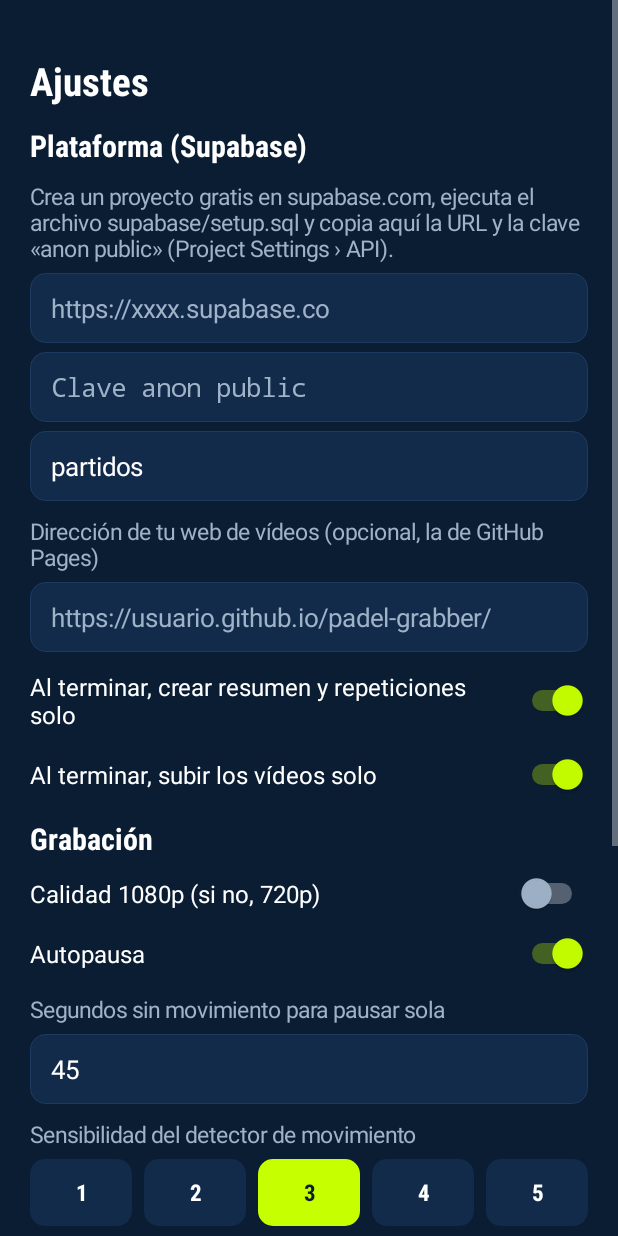
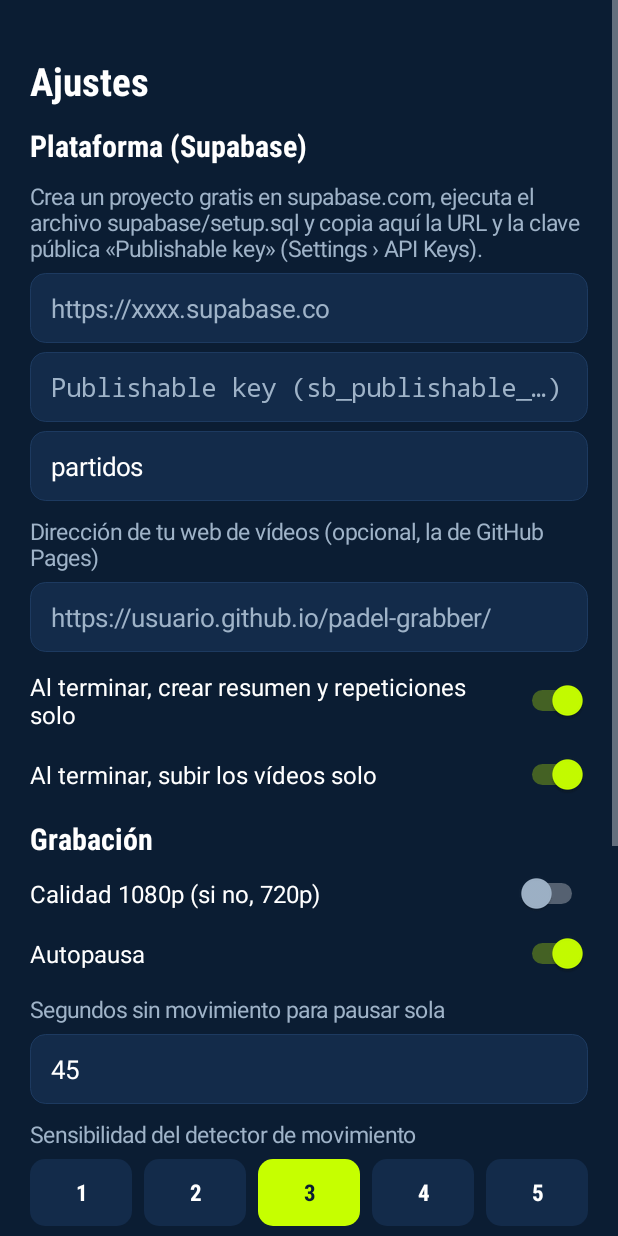
Before and after one commit to tonisanchezdela/padel-grabber, an Android app: the SettingsActivity screen opened directly, with no data from a screen before it, on a phone screen of 412 x 824 dp. Run offline under Robolectric (Android 15) with nearby library versions, the phone set to English and light mode, and no system bars.

Commit message:
Supabase: admitir las claves nuevas (Publishable key)
Co-Authored-By: Claude Opus 5.5 <noreply@anthropic.com>
Claude-Session: https://claude.ai/code/session_01AaytWDQp4tVo1nZjcbLyx8

```diff
--- a/app/src/main/java/com/padelgrabber/ui/SettingsActivity.kt
+++ b/app/src/main/java/com/padelgrabber/ui/SettingsActivity.kt
@@ -21,9 +21,9 @@ class SettingsActivity : ComponentActivity() {
             title("Ajustes")
 
             title("Plataforma (Supabase)", 20f)
-            label("Crea un proyecto gratis en supabase.com, ejecuta el archivo supabase/setup.sql y copia aquí la URL y la clave «anon public» (Project Settings › API).")
+            label("Crea un proyecto gratis en supabase.com, ejecuta el archivo supabase/setup.sql y copia aquí la URL y la clave pública «Publishable key» (Settings › API Keys).")
             val url = input("https://xxxx.supabase.co", p.supabaseUrl)
-            val key = input("Clave anon public", p.supabaseKey, password = true)
+            val key = input("Publishable key (sb_publishable_…)", p.supabaseKey, password = true)
             val bucket = input("Bucket", p.bucket)
             label("Dirección de tu web de vídeos (opcional, la de GitHub Pages)")
             val web = input("https://usuario.github.io/padel-grabber/", p.webUrl)
```
Also changed, not shown: app/src/main/java/com/padelgrabber/upload/Uploader.kt (+15 -8 lines), 1 other file.
